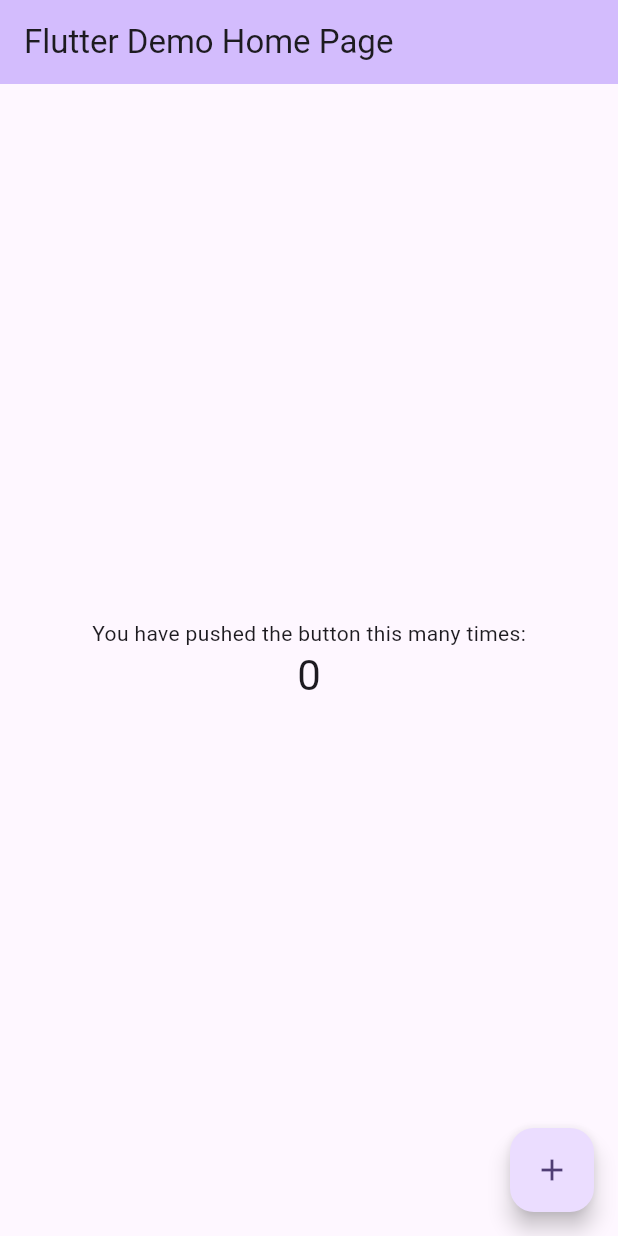
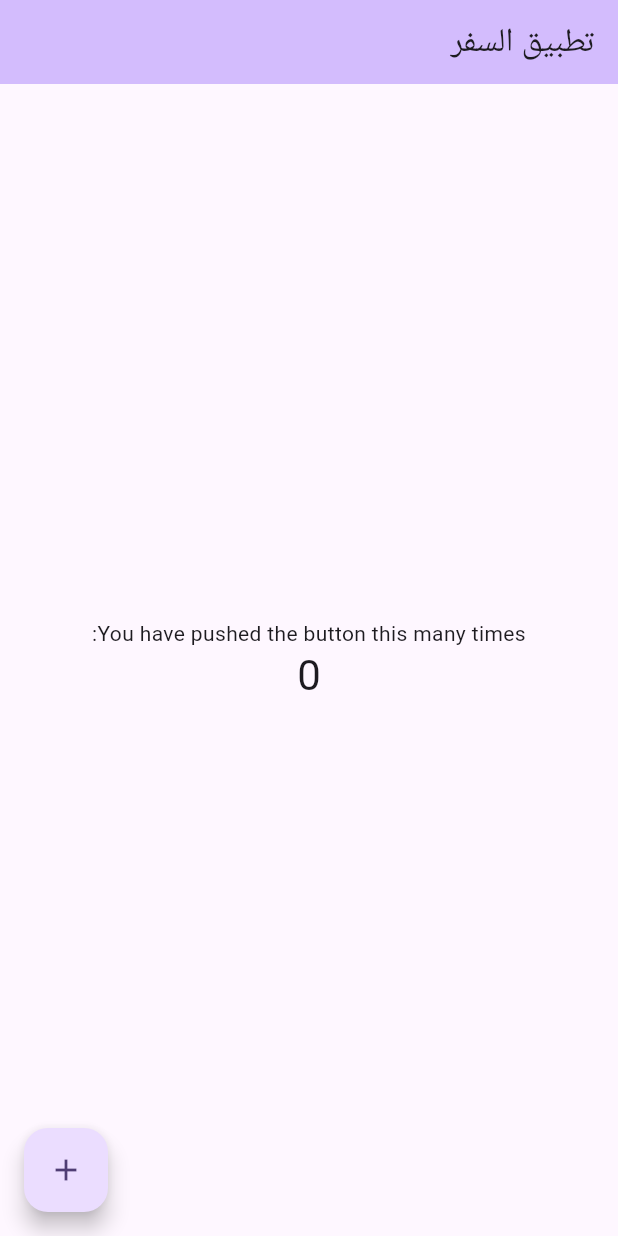
Before and after one commit to alikadhimdev/travel_app, a Flutter app: the screen it shows after launch, on a phone screen of 412 x 824 dp. Run offline on Flutter 3.47's test engine with Material 3 defaults, Android fonts, the phone set to English and light mode, and no system bars.

```diff
--- a/lib/main.dart
+++ b/lib/main.dart
@@ -1,4 +1,5 @@
 import 'package:flutter/material.dart';
+import "package:flutter_localizations/flutter_localizations.dart";
 
 void main() {
   runApp(const MyApp());
@@ -13,24 +14,19 @@ class MyApp extends StatelessWidget {
     return MaterialApp(
       title: 'Flutter Demo',
       theme: ThemeData(
-        // This is the theme of your application.
-        //
-        // TRY THIS: Try running your application with "flutter run". You'll see
-        // the application has a purple toolbar. Then, without quitting the app,
-        // try changing the seedColor in the colorScheme below to Colors.green
-        // and then invoke "hot reload" (save your changes or press the "hot
-        // reload" button in a Flutter-supported IDE, or press "r" if you used
-        // the command line to start the app).
-        //
-        // Notice that the counter didn't reset back to zero; the application
-        // state is not lost during the reload. To reset the state, use hot
-        // restart instead.
-        //
-        // This works for code too, not just values: Most code changes can be
-        // tested with just a hot reload.
         colorScheme: ColorScheme.fromSeed(seedColor: Colors.deepPurple),
       ),
-      home: const MyHomePage(title: 'Flutter Demo Home Page'),
+
+      locale: const Locale("ar"),
+      supportedLocales: const [Locale("ar"), Locale("en")],
+
+      localizationsDelegates: const [
+        GlobalMaterialLocalizations.delegate,
+        GlobalWidgetsLocalizations.delegate,
+        GlobalCupertinoLocalizations.delegate,
+      ],
+
+      home: const MyHomePage(title: 'تطبيق السفر'),
     );
   }
 }
--- a/pubspec.yaml
+++ b/pubspec.yaml
@@ -34,7 +34,8 @@ dependencies:
   # The following adds the Cupertino Icons font to your application.
   # Use with the CupertinoIcons class for iOS style icons.
   cupertino_icons: ^1.0.8
-
+  flutter_localizations:
+    sdk: flutter
 dev_dependencies:
   flutter_test:
     sdk: flutter
```
Also changed, not shown: pubspec.lock.
